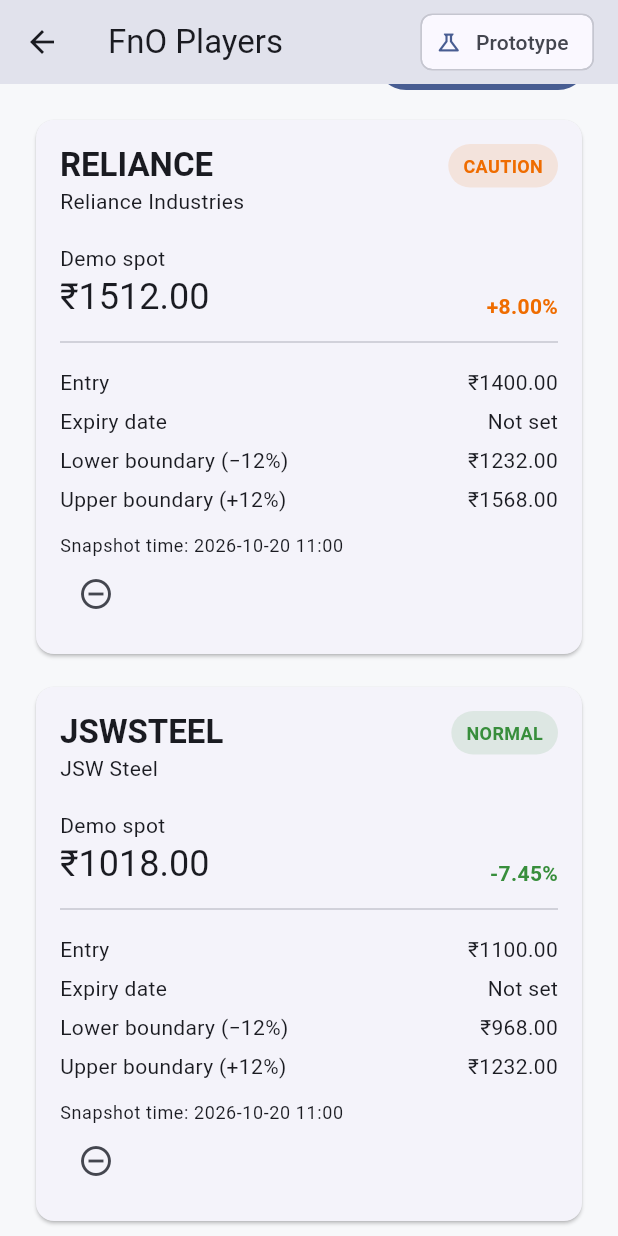
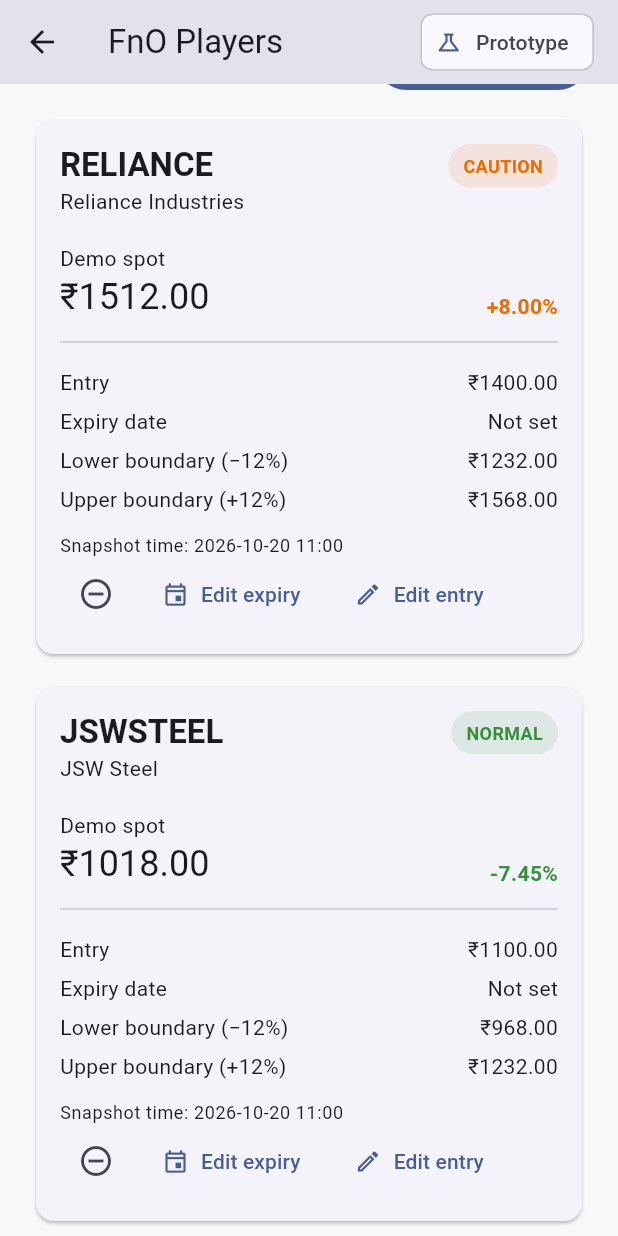
Before and after one commit to NipunCapEx/FOPlayer, a Flutter app: the DashboardScreen screen opened directly, scrolled down 576 dp, on a phone screen of 412 x 824 dp. Run offline on Flutter 3.47's test engine with Material 3 defaults, Android fonts, the phone set to English and light mode, and no system bars; our stand-ins replace firebase_auth, firebase_core, google_sign_in; accounts and stored records are empty.

Commit message:
fix(flutter): restore wrapped watchlist action children

```diff
--- a/apps/flutter/lib/main.dart
+++ b/apps/flutter/lib/main.dart
@@ -1340,6 +1340,19 @@ class InstrumentCard extends StatelessWidget {
                     onPressed: onRemove,
                     icon: const Icon(Icons.remove_circle_outline),
                   ),
+                if (onEditExpiry != null)
+                  TextButton.icon(
+                    onPressed: onEditExpiry,
+                    icon: const Icon(Icons.event_outlined, size: 18),
+                    label: const Text('Edit expiry'),
+                  ),
+                TextButton.icon(
+                  onPressed: onEditEntry,
+                  icon: const Icon(Icons.edit_outlined, size: 18),
+                  label: const Text('Edit entry'),
+                ),
+              ],
+            ),
           ],
         ),
       ),
```
